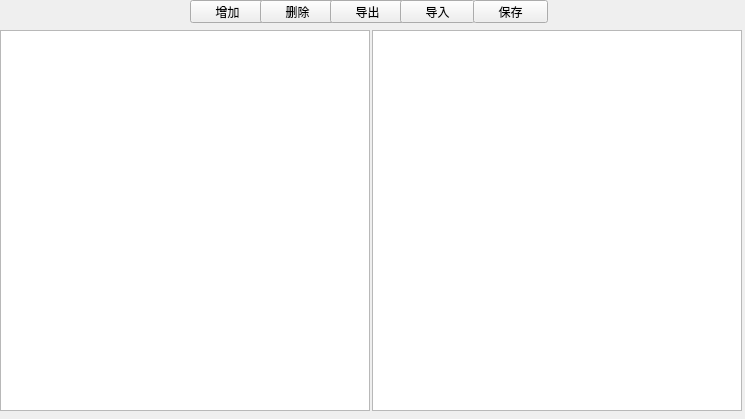
Old version of the form step4_1.ui in the repository albert2lyu/QualityFunctionDeployment.
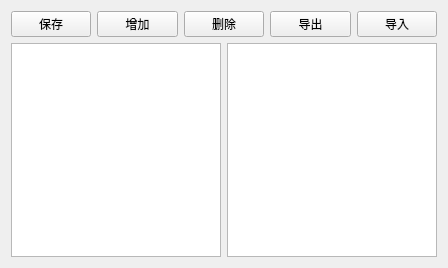
New version of the form.

What changed in the file:
```diff
--- a/step4_1.ui
+++ b/step4_1.ui
@@ -6,98 +6,64 @@
    <rect>
     <x>0</x>
     <y>0</y>
-    <width>745</width>
-    <height>419</height>
+    <width>448</width>
+    <height>268</height>
    </rect>
   </property>
   <property name="windowTitle">
    <string>Form</string>
   </property>
-  <widget class="QTableWidget" name="qTableWidget">
-   <property name="geometry">
-    <rect>
-     <x>0</x>
-     <y>30</y>
-     <width>370</width>
-     <height>381</height>
-    </rect>
-   </property>
-  </widget>
+  <layout class="QVBoxLayout" name="verticalLayout">
+   <item>
+    <layout class="QHBoxLayout" name="horizontalLayout">
+     <item>
+      <widget class="QPushButton" name="pushButton_5">
+       <property name="text">
+        <string>保存</string>
+       </property>
+      </widget>
+     </item>
+     <item>
   <widget class="QPushButton" name="pushButton">
-   <property name="geometry">
-    <rect>
-     <x>190</x>
-     <y>0</y>
-     <width>75</width>
-     <height>23</height>
-    </rect>
-   </property>
    <property name="text">
     <string>增加</string>
    </property>
   </widget>
+     </item>
+     <item>
   <widget class="QPushButton" name="pushButton_2">
-   <property name="geometry">
-    <rect>
-     <x>260</x>
-     <y>0</y>
-     <width>75</width>
-     <height>23</height>
-    </rect>
-   </property>
    <property name="text">
     <string>删除</string>
    </property>
   </widget>
+     </item>
+     <item>
   <widget class="QPushButton" name="pushButton_3">
-   <property name="geometry">
-    <rect>
-     <x>330</x>
-     <y>0</y>
-     <width>75</width>
-     <height>23</height>
-    </rect>
-   </property>
    <property name="text">
     <string>导出</string>
    </property>
   </widget>
+     </item>
+     <item>
   <widget class="QPushButton" name="pushButton_4">
-   <property name="geometry">
-    <rect>
-     <x>400</x>
-     <y>0</y>
-     <width>75</width>
-     <height>23</height>
-    </rect>
-   </property>
    <property name="text">
     <string>导入</string>
    </property>
   </widget>
-  <widget class="QPushButton" name="pushButton_5">
-   <property name="geometry">
-    <rect>
-     <x>473</x>
-     <y>0</y>
-     <width>75</width>
-     <height>23</height>
-    </rect>
-   </property>
-   <property name="text">
-    <string>保存</string>
-   </property>
-  </widget>
-  <widget class="QTableWidget" name="qTableWidget_2">
-   <property name="geometry">
-    <rect>
-     <x>372</x>
-     <y>30</y>
-     <width>370</width>
-     <height>381</height>
-    </rect>
-   </property>
-  </widget>
+     </item>
+    </layout>
+   </item>
+   <item>
+    <layout class="QHBoxLayout" name="horizontalLayout_2">
+     <item>
+      <widget class="QTableWidget" name="qTableWidget"/>
+     </item>
+     <item>
+      <widget class="QTableWidget" name="qTableWidget_2"/>
+     </item>
+    </layout>
+   </item>
+  </layout>
  </widget>
  <resources/>
  <connections/>
```
Lines whose indentation alone changed are shown as unchanged.
